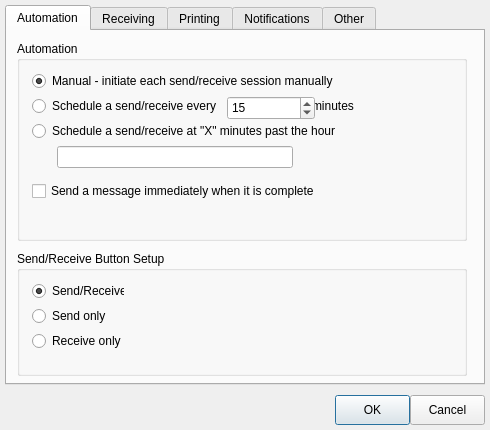
Before: the Qt Designer form sendreceivesettingsdialog.ui in jimmcguffin/PyOutpost, drawn with Qt 5.
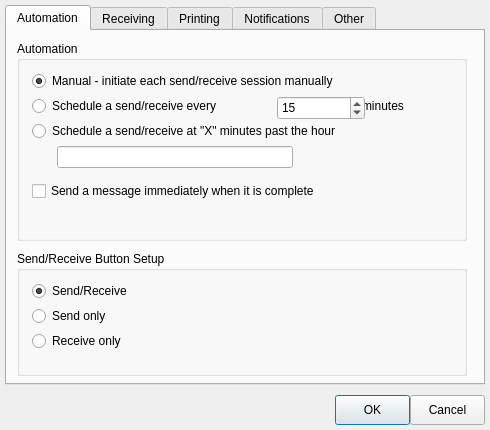
After: the same form once the commit is applied.

Commit message: Adjusting UI to look better in other platorms

Diff of the .ui file:
```diff
--- a/sendreceivesettingsdialog.ui
+++ b/sendreceivesettingsdialog.ui
@@ -46,7 +46,7 @@
        <rect>
         <x>15</x>
         <y>30</y>
-        <width>320</width>
+        <width>400</width>
         <height>20</height>
        </rect>
       </property>
@@ -62,7 +62,7 @@
        <rect>
         <x>15</x>
         <y>55</y>
-        <width>195</width>
+        <width>240</width>
         <height>20</height>
        </rect>
       </property>
@@ -75,7 +75,7 @@
        <rect>
         <x>15</x>
         <y>80</y>
-        <width>320</width>
+        <width>400</width>
         <height>20</height>
        </rect>
       </property>
@@ -96,7 +96,7 @@
      <widget class="QLabel" name="label_4">
       <property name="geometry">
        <rect>
-        <x>295</x>
+        <x>345</x>
         <y>55</y>
         <width>55</width>
         <height>20</height>
@@ -109,7 +109,7 @@
      <widget class="QSpinBox" name="cEveryNTime">
       <property name="geometry">
        <rect>
-        <x>210</x>
+        <x>260</x>
         <y>55</y>
         <width>88</width>
         <height>24</height>
@@ -130,7 +130,7 @@
        <rect>
         <x>15</x>
         <y>140</y>
-        <width>321</width>
+        <width>400</width>
         <height>20</height>
        </rect>
       </property>
@@ -156,7 +156,7 @@
        <rect>
         <x>15</x>
         <y>30</y>
-        <width>92</width>
+        <width>205</width>
         <height>20</height>
        </rect>
       </property>
@@ -172,7 +172,7 @@
        <rect>
         <x>15</x>
         <y>55</y>
-        <width>92</width>
+        <width>205</width>
         <height>20</height>
        </rect>
       </property>
@@ -185,7 +185,7 @@
        <rect>
         <x>15</x>
         <y>80</y>
-        <width>92</width>
+        <width>205</width>
         <height>20</height>
        </rect>
       </property>
```
The commit also changes 3 other files.
